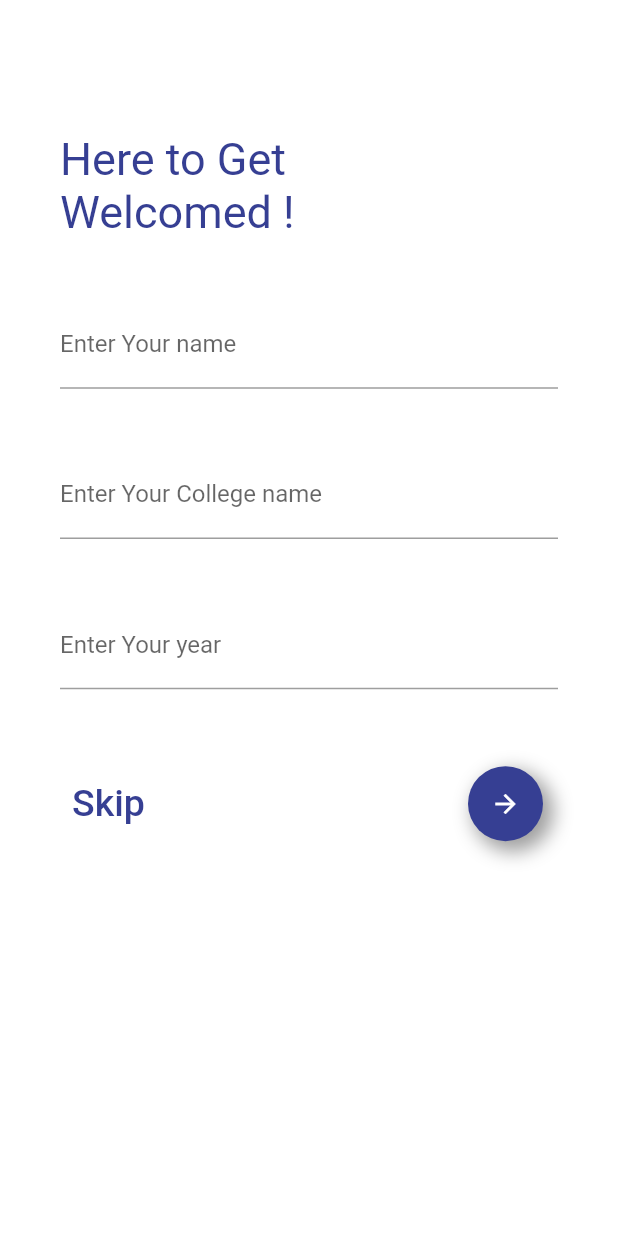
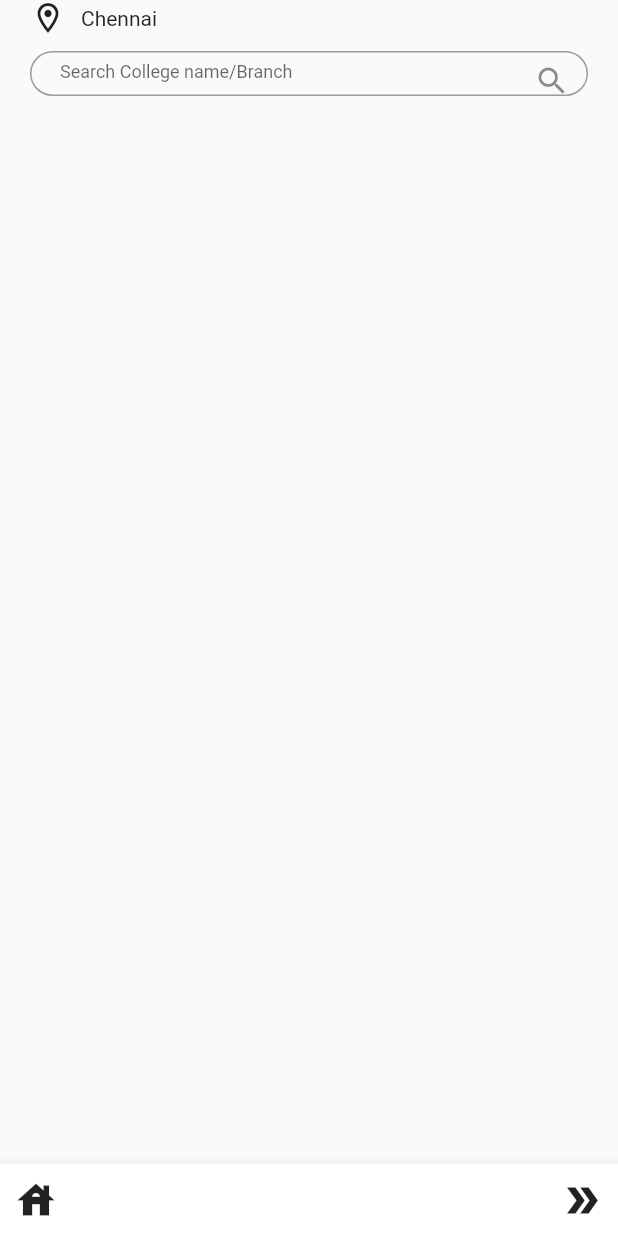
Before and after one commit to MaheshMalle/Campeve, a Flutter app: the form screen opened directly, after a tap on the "arrow forward" icon, on a phone screen of 412 x 824 dp. Run offline on Flutter 3.47's test engine with Material 2 defaults, Android fonts, the phone set to English and light mode, and no system bars.

Commit message:
Added all the files

```diff
--- /dev/null
+++ b/lib/MainPage.dart
@@ -0,0 +1,66 @@
+import 'package:flutter/material.dart';
+import 'package:flutter/src/widgets/framework.dart';
+import 'package:flutter/src/widgets/placeholder.dart';
+
+class MainPage extends StatefulWidget {
+  const MainPage({super.key});
+
+  @override
+  State<MainPage> createState() => _MainPageState();
+}
+
+class _MainPageState extends State<MainPage> {
+  @override
+  Widget build(BuildContext context) {
+    return Scaffold(
+      body: Column(children: [
+        Row(
+          children: [
+            SizedBox(
+              width: 20,
+            ),
+            Icon(Icons.location_on_outlined),
+            SizedBox(width: 10.0),
+            Text("Chennai"),
+          ],
+        ),
+        Container(
+          height: 30,
+          margin: EdgeInsets.symmetric(horizontal: 20.0, vertical: 10),
+          child: TextField(
+            decoration: InputDecoration(
+              hintText: 'Search College name/Branch',
+              contentPadding: EdgeInsets.fromLTRB(20, 0, 20, 20),
+              suffixIcon: IconButton(
+                icon: Icon(Icons.search),
+                onPressed: () {},
+              ),
+              border: OutlineInputBorder(
+                borderRadius: BorderRadius.circular(30.0),
+              ),
+            ),
+            style: TextStyle(fontSize: 12.0, height: 1.2, color: Colors.black),
+          ),
+        ),
+      ]),
+      bottomNavigationBar: BottomAppBar(
+        shape: CircularNotchedRectangle(),
+        child: Row(
+          mainAxisAlignment: MainAxisAlignment.spaceBetween,
+          children: <Widget>[
+            IconButton(
+              icon: Icon(Icons.house_sharp),
+              iconSize: 30,
+              onPressed: () {},
+            ),
+            IconButton(
+              icon: Icon(Icons.double_arrow),
+              iconSize: 30,
+              onPressed: () {},
+            ),
+          ],
+        ),
+      ),
+    );
+  }
+}
--- a/lib/form.dart
+++ b/lib/form.dart
@@ -1,3 +1,4 @@
+import 'package:campeve/MainPage.dart';
 import 'package:flutter/material.dart';
 import 'package:flutter/src/widgets/framework.dart';
 import 'package:flutter/src/widgets/placeholder.dart';
@@ -104,7 +105,12 @@ class _formState extends State<form> {
                     ),
                     InkWell(
                       onTap: () {
-                        // Perform some action when the button is tapped
+                        Navigator.push(
+                      context,
+                      MaterialPageRoute(
+                        builder: (context) => MainPage(),
+                      ),
+                    );
                       },
                       child: Container(
                         margin: EdgeInsets.all(10),
--- a/lib/login.dart
+++ b/lib/login.dart
@@ -61,7 +61,7 @@ class Login extends StatelessWidget {
               margin: EdgeInsets.all(5),
               decoration: BoxDecoration(
                 color: Colors.white,
-                borderRadius: BorderRadius.circular(30),
+                borderRadius: BorderRadius.circular(10),
                 border: Border.all(
                   color: Colors.grey,
                 ),
```
